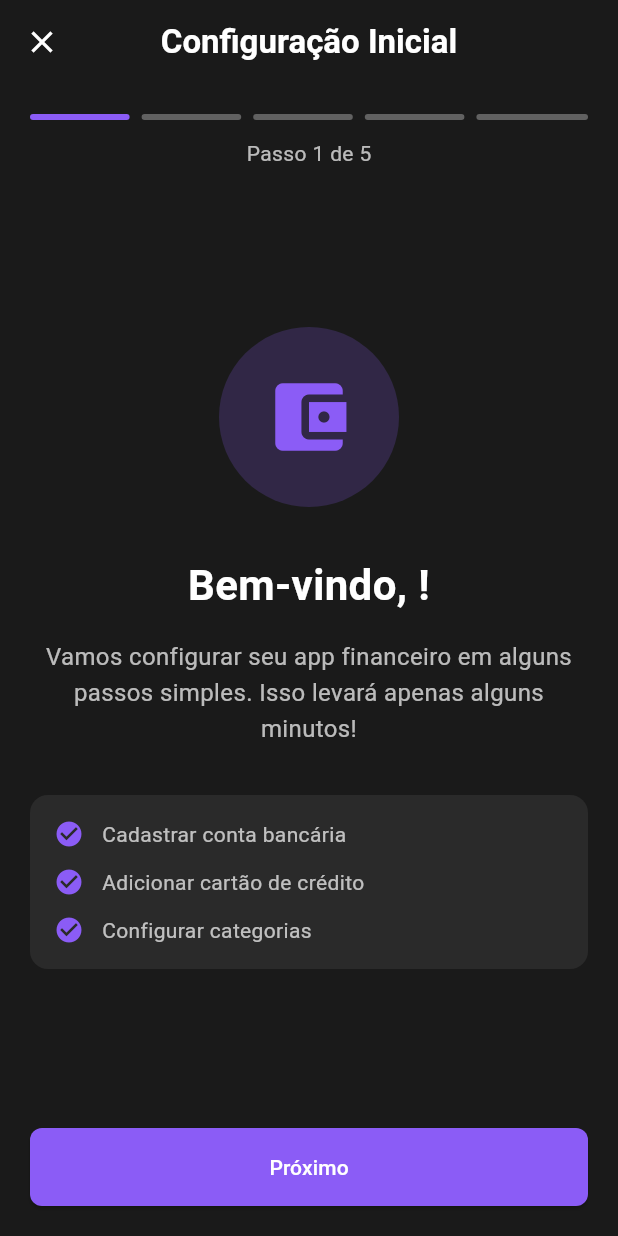
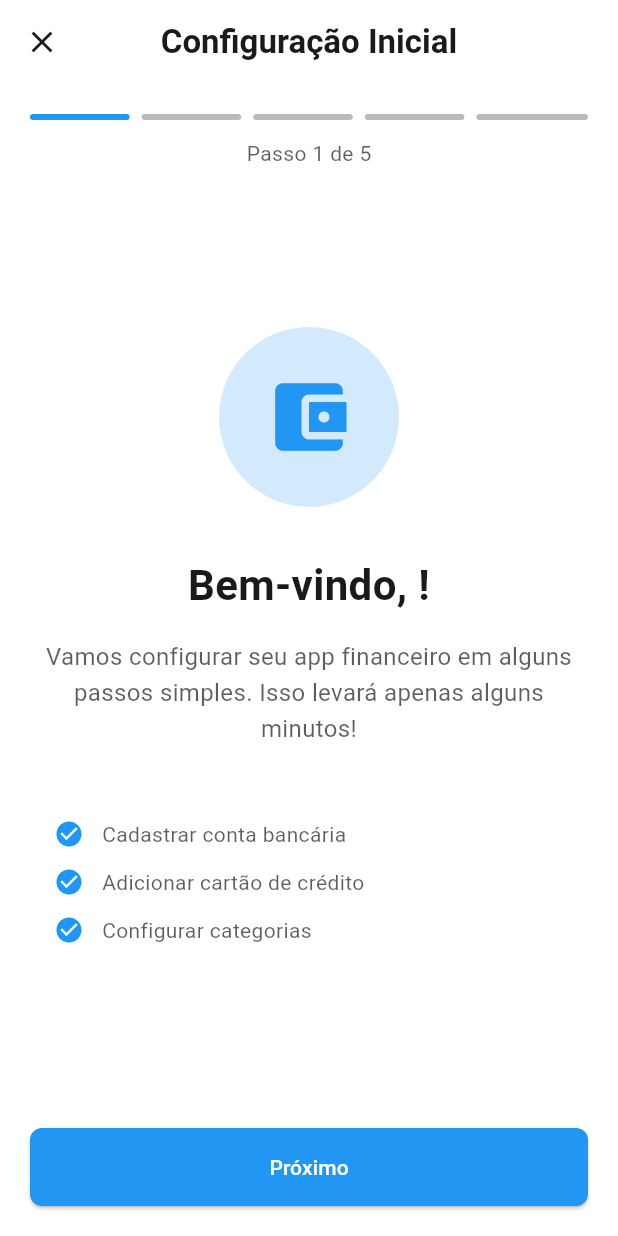
Before and after one commit to pedrovictorpina/financeiro-familiar, a Flutter app: the OnboardingScreen screen opened directly, on a phone screen of 412 x 824 dp. Run offline on Flutter 3.47's test engine with Material 3 defaults, Android fonts, the phone set to English and light mode, and no system bars; our stand-ins replace cloud_firestore, dio, file_picker, firebase_auth, firebase_core, fl_chart and 3 more; accounts and stored records are empty; network calls fail.

```diff
--- a/financeiro_familiar/lib/screens/onboarding/onboarding_screen.dart
+++ b/financeiro_familiar/lib/screens/onboarding/onboarding_screen.dart
@@ -117,18 +117,20 @@ class _OnboardingScreenState extends State<OnboardingScreen> {
 
   @override
   Widget build(BuildContext context) {
+    final theme = Theme.of(context);
+
     return Scaffold(
-      backgroundColor: const Color(0xFF1A1A1A),
+      backgroundColor: theme.scaffoldBackgroundColor,
       appBar: AppBar(
-        backgroundColor: const Color(0xFF1A1A1A),
+        backgroundColor: theme.appBarTheme.backgroundColor,
         elevation: 0,
         leading: IconButton(
-          icon: const Icon(Icons.close, color: Colors.white),
+          icon: Icon(Icons.close, color: theme.colorScheme.onSurface),
           onPressed: () => Navigator.of(context).pop(),
         ),
-        title: const Text(
+        title: Text(
           'Configuração Inicial',
-          style: TextStyle(color: Colors.white, fontWeight: FontWeight.w600),
+          style: TextStyle(color: theme.colorScheme.onSurface, fontWeight: FontWeight.w600),
         ),
         centerTitle: true,
       ),
@@ -149,8 +151,8 @@ class _OnboardingScreenState extends State<OnboardingScreen> {
                         height: 4,
                         decoration: BoxDecoration(
                           color: index <= _currentStep
-                              ? const Color(0xFF8B5CF6)
-                              : Colors.grey[700],
+                              ? theme.colorScheme.primary
+                              : theme.colorScheme.onSurface.withOpacity(0.3),
                           borderRadius: BorderRadius.circular(2),
                         ),
                       ),
@@ -160,8 +162,8 @@ class _OnboardingScreenState extends State<OnboardingScreen> {
                 const SizedBox(height: 12),
                 Text(
                   'Passo ${_currentStep + 1} de 5',
-                  style: const TextStyle(
-                    color: Colors.white70,
+                  style: TextStyle(
+                    color: Theme.of(context).colorScheme.onSurface.withOpacity(0.7),
                     fontSize: 14,
                   ),
                 ),
@@ -198,8 +200,8 @@ class _OnboardingScreenState extends State<OnboardingScreen> {
                     child: OutlinedButton(
                       onPressed: _previousStep,
                       style: OutlinedButton.styleFrom(
-                        foregroundColor: Colors.white,
-                        side: const BorderSide(color: Colors.white30),
+                        foregroundColor: theme.colorScheme.onSurface,
+                        side: BorderSide(color: theme.colorScheme.onSurface.withOpacity(0.3)),
                         padding: const EdgeInsets.symmetric(vertical: 16),
                       ),
                       child: const Text('Voltar'),
@@ -211,8 +213,8 @@ class _OnboardingScreenState extends State<OnboardingScreen> {
                   child: ElevatedButton(
                     onPressed: _currentStep == 4 ? _completeOnboarding : _nextStep,
                     style: ElevatedButton.styleFrom(
-                      backgroundColor: const Color(0xFF8B5CF6),
-                      foregroundColor: Colors.white,
+                      backgroundColor: theme.colorScheme.primary,
+                      foregroundColor: theme.colorScheme.onPrimary,
                       padding: const EdgeInsets.symmetric(vertical: 16),
                     ),
                     child: _isCompleting
@@ -247,30 +249,30 @@ class _OnboardingScreenState extends State<OnboardingScreen> {
                 width: 120,
                 height: 120,
                 decoration: BoxDecoration(
-                  color: const Color(0xFF8B5CF6).withOpacity(0.2),
+                  color: Theme.of(context).colorScheme.primary.withOpacity(0.2),
                   borderRadius: BorderRadius.circular(60),
                 ),
-                child: const Icon(
+                child: Icon(
                   Icons.account_balance_wallet,
                   size: 60,
-                  color: Color(0xFF8B5CF6),
+                  color: Theme.of(context).colorScheme.primary,
                 ),
               ),
               const SizedBox(height: 32),
               Text(
                 'Bem-vindo, ${authProvider.userData?.nome ?? 'Usuário'}!',
-                style: const TextStyle(
-                  color: Colors.white,
+                style: TextStyle(
+                  color: Theme.of(context).colorScheme.onSurface,
                   fontSize: 28,
                   fontWeight: FontWeight.bold,
                 ),
                 textAlign: TextAlign.center,
               ),
               const SizedBox(height: 16),
-              const Text(
+              Text(
                 'Vamos configurar seu app financeiro em alguns passos simples. Isso levará apenas alguns minutos!',
                 style: TextStyle(
-                  color: Colors.white70,
+                  color: Theme.of(context).colorScheme.onSurface.withOpacity(0.7),
                   fontSize: 16,
                   height: 1.5,
                 ),
@@ -280,45 +282,45 @@ class _OnboardingScreenState extends State<OnboardingScreen> {
               Container(
                 padding: const EdgeInsets.all(16),
                 decoration: BoxDecoration(
-                  color: const Color(0xFF2A2A2A),
+                  color: Theme.of(context).cardColor,
                   borderRadius: BorderRadius.circular(12),
                 ),
-                child: const Column(
+                child: Column(
                   children: [
                     Row(
                       children: [
-                        Icon(Icons.check_circle, color: Color(0xFF8B5CF6), size: 20),
-                        SizedBox(width: 12),
+                        Icon(Icons.check_circle, color: Theme.of(context).colorScheme.primary, size: 20),
+                        const SizedBox(width: 12),
                         Expanded(
                           child: Text(
                             'Cadastrar conta bancária',
-                            style: TextStyle(color: Colors.white70),
+                            style: TextStyle(color: Theme.of(context).colorScheme.onSurface.withOpacity(0.7)),
                           ),
                         ),
                       ],
                     ),
-                    SizedBox(height: 12),
+                    const SizedBox(height: 12),
                     Row(
                       children: [
-                        Icon(Icons.check_circle, color: Color(0xFF8B5CF6), size: 20),
-                        SizedBox(width: 12),
+                        Icon(Icons.check_circle, color: Theme.of(context).colorScheme.primary, size: 20),
+                        const SizedBox(width: 12),
                         Expanded(
                           child: Text(
                             'Adicionar cartão de crédito',
-                            style: TextStyle(color: Colors.white70),
+                            style: TextStyle(color: Theme.of(context).colorScheme.onSurface.withOpacity(0.7)),
                           ),
                         ),
                       ],
                     ),
-                    SizedBox(height: 12),
+                    const SizedBox(height: 12),
                     Row(
                       children: [
-                        Icon(Icons.check_circle, color: Color(0xFF8B5CF6), size: 20),
-                        SizedBox(width: 12),
+                        Icon(Icons.check_circle, color: Theme.of(context).colorScheme.primary, size: 20),
+                        const SizedBox(width: 12),
                         Expanded(
                           child: Text(
                             'Configurar categorias',
-                            style: TextStyle(color: Colors.white70),
+                            style: TextStyle(color: Theme.of(context).colorScheme.onSurface.withOpacity(0.7)),
                           ),
                         ),
                       ],
--- a/financeiro_familiar/pubspec.yaml
+++ b/financeiro_familiar/pubspec.yaml
@@ -14,7 +14,7 @@ publish_to: 'none'
 # https://developer.apple.com/library/archive/documentation/General/Reference/InfoPlistKeyReference/Articles/CoreFoundationKeys.html
 # In Windows, build-name is used as the major, minor, and patch parts
 # of the product and file versions while build-number is used as the build suffix.
-version: 1.0.0+1
+version: 1.1.0+2
 
 environment:
   sdk: ^3.8.1
```
Also changed, not shown: financeiro_familiar/lib/config/app_config.dart (+4 -6 lines), financeiro_familiar/lib/providers/theme_provider.dart (+42 -8 lines), financeiro_familiar/lib/screens/accounts/accounts_screen.dart (+33 -30 lines), financeiro_familiar/lib/screens/categories/categories_screen.dart (+15 -12 lines), financeiro_familiar/lib/screens/dashboard/dashboard_screen.dart (+115 -83 lines), financeiro_familiar/lib/screens/transactions/add_expense_screen.dart (+11 -7 lines), financeiro_familiar/lib/screens/transactions/add_income_screen.dart (+10 -6 lines), financeiro_familiar/lib/services/update_service.dart (+33 -19 lines), financeiro_familiar/lib/utils/theme_extensions.dart (added, +104 -0 lines), 5 other files.
